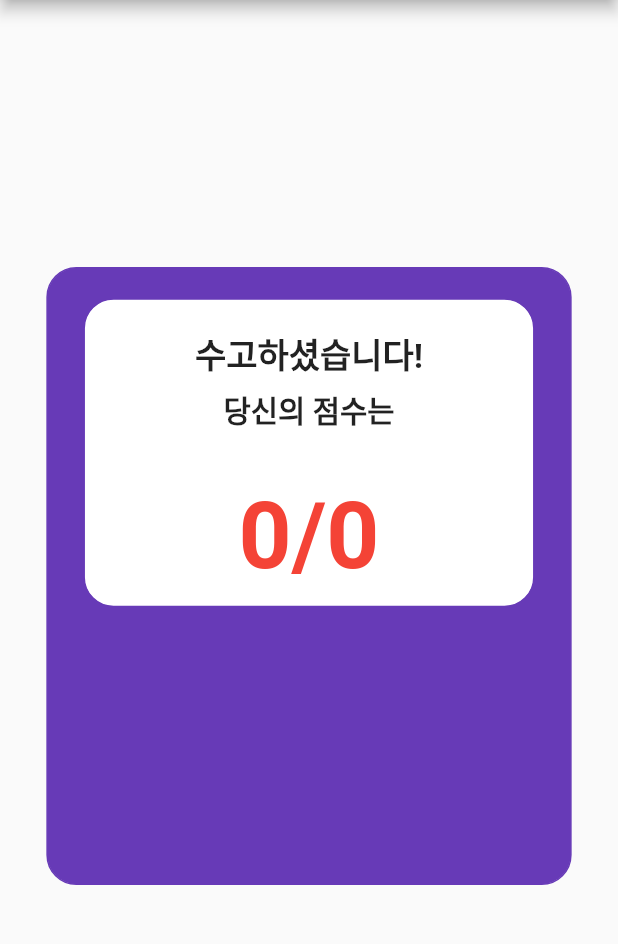
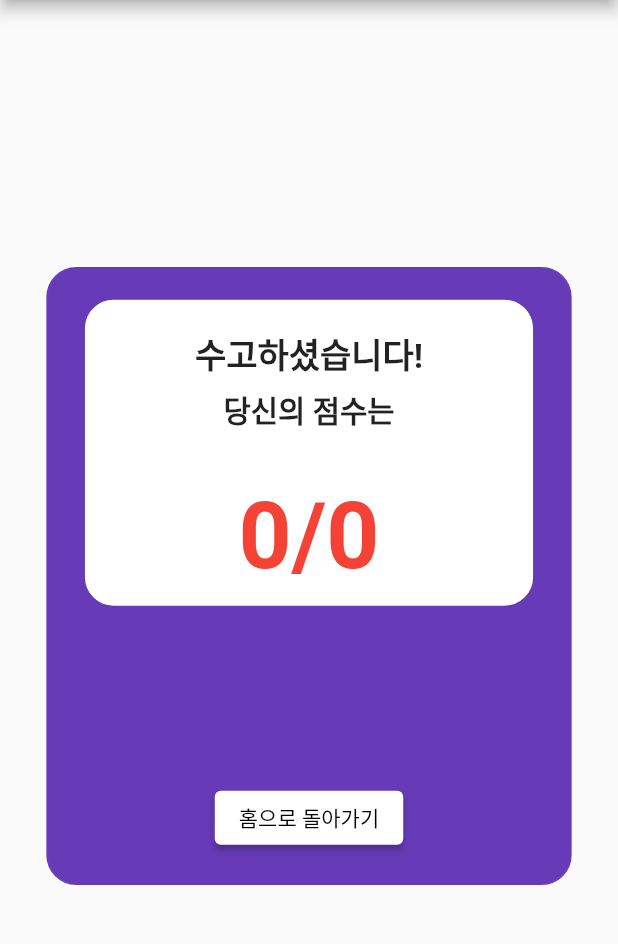
Before and after one commit to kimgeuntae/flutter_quiz_app, a Flutter app: the ResultScreen screen opened directly with empty values, on a phone screen of 412 x 824 dp, the part 84-1028 px from its top. Run offline on Flutter 3.47's test engine with Material 2 defaults, Android fonts, the phone set to English and light mode, and no system bars; our stand-ins replace auto_size_text, card_swiper.

Commit message:
Add: 홈으로 돌아가기 버튼

```diff
--- a/lib/screen/result_screen.dart
+++ b/lib/screen/result_screen.dart
@@ -1,4 +1,5 @@
 import 'package:flutter/material.dart';
+import 'package:quiz_app_test/screen/home_screen.dart';
 
 import '../model/quiz.dart';
 
@@ -91,6 +92,34 @@ class ResultScreen extends StatelessWidget {
                   ],
                 ),
               ),
+              Expanded(
+                child: Container(),
+              ),
+              Container(
+                padding: EdgeInsets.only(bottom: width * 0.048),
+                child: ButtonTheme(
+                  minWidth: width * 0.73,
+                  height: height * 0.05,
+                  shape: RoundedRectangleBorder(
+                    borderRadius: BorderRadius.circular(10),
+                  ),
+                  child: ElevatedButton(
+                    onPressed: () {
+                      Navigator.push(
+                        context,
+                        MaterialPageRoute(
+                          builder: (context) => HomeScreen(),
+                        ),
+                      );
+                    },
+                    child: Text('홈으로 돌아가기'),
+                    style: ElevatedButton.styleFrom(
+                      foregroundColor: Colors.black,
+                      backgroundColor: Colors.white,
+                    ),
+                  ),
+                ),
+              ),
             ],
           ),
         ),
```
